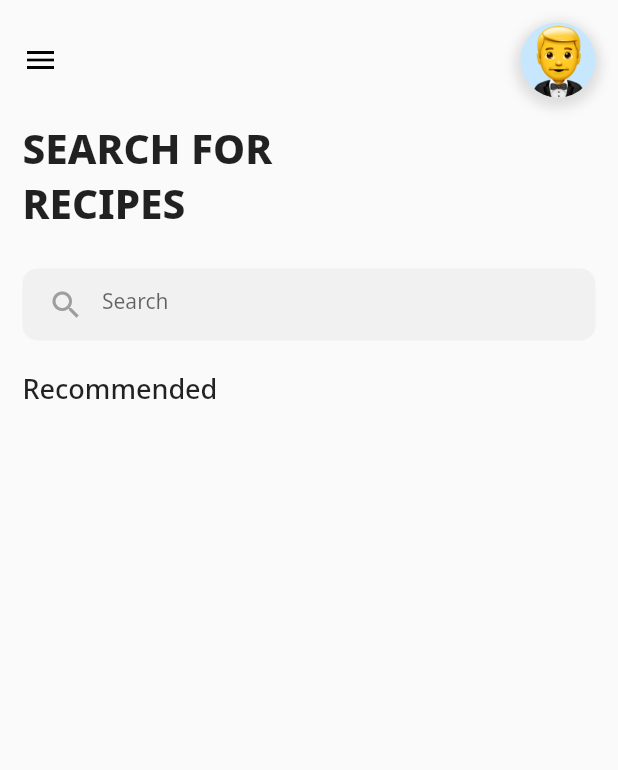
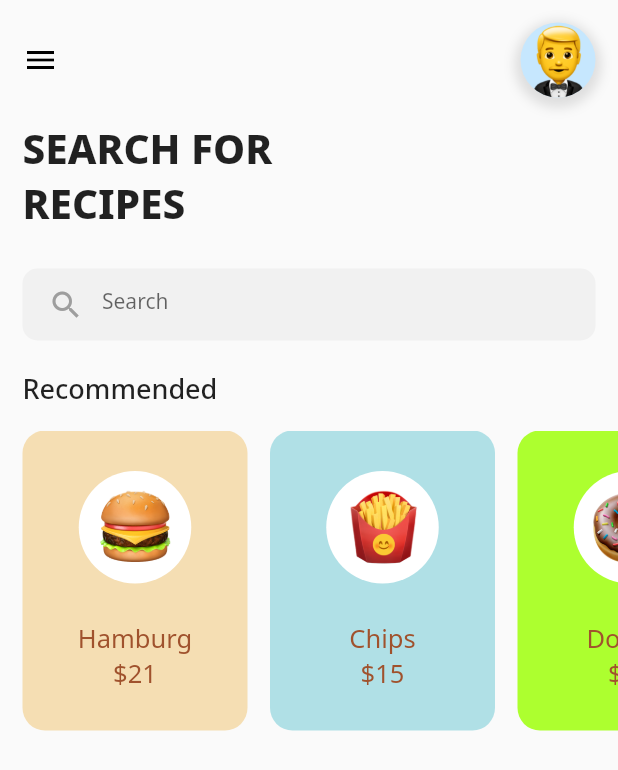
Before and after one commit to Pablofr10/foodApp, a Flutter app: the screen it shows after launch, on a phone screen of 412 x 824 dp. Shown: the top 770 px of the screen. Run offline on Flutter 3.47's test engine with Material 2 defaults, Android fonts, the phone set to English and light mode, and no system bars; our stand-ins replace google_fonts.

```diff
--- a/lib/dashboadpage.dart
+++ b/lib/dashboadpage.dart
@@ -89,9 +89,87 @@ class _DashboardPageState extends State<DashboardPage> {
               ),
             ),
           ),
-          SizedBox(height: 15.0)
+          SizedBox(height: 15.0),
+          Container(
+            height: 200.0,
+            child: ListView(
+              scrollDirection: Axis.horizontal,
+              children: [
+                _buildListItem(
+                  'Hamburg',
+                  'assets/burger.png',
+                  '21',
+                  Color(0xFFF5DEB3),
+                  Color(0xFFA0522D),
+                ),
+                _buildListItem(
+                  'Chips',
+                  'assets/fries.png',
+                  '15',
+                  Color(0xFFB0E0E6),
+                  Color(0xFFA0522D),
+                ),
+                _buildListItem(
+                  'Donuts',
+                  'assets/doughnut.png',
+                  '21',
+                  Color(0xFFADFF2F),
+                  Color(0xFFA0522D),
+                )
+              ],
+            ),
+          )
         ],
       ),
     );
   }
+
+  _buildListItem(String foodName, String imgPath, String price, Color bgColor,
+      Color textColor) {
+    return Padding(
+      padding: EdgeInsets.only(left: 15.0),
+      child: InkWell(
+        onTap: () {
+          // Todo
+        },
+        child: Container(
+          height: 175.0,
+          width: 150.0,
+          decoration: BoxDecoration(
+            borderRadius: BorderRadius.circular(15.0),
+            color: bgColor,
+          ),
+          child: Column(
+            mainAxisAlignment: MainAxisAlignment.center,
+            children: [
+              Hero(
+                tag: foodName,
+                child: Container(
+                  height: 75.0,
+                  width: 75.0,
+                  decoration: BoxDecoration(
+                      color: Colors.white, shape: BoxShape.circle),
+                  child: Center(
+                    child: Image.asset(imgPath, height: 50.0, width: 50.0),
+                  ),
+                ),
+              ),
+              SizedBox(height: 25.0),
+              Text(
+                foodName,
+                style: GoogleFonts.notoSans(fontSize: 17.0, color: textColor),
+              ),
+              Text(
+                '\$' + price,
+                style: GoogleFonts.notoSans(
+                  fontSize: 17.0,
+                  color: textColor,
+                ),
+              ),
+            ],
+          ),
+        ),
+      ),
+    );
+  }
 }
```
